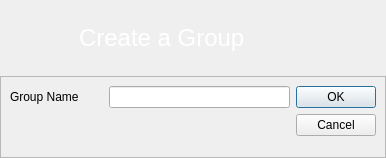
Old version of the form retroshare-gui/src/gui/groups/CreateGroup.ui in the repository RetroShare/RetroShare.
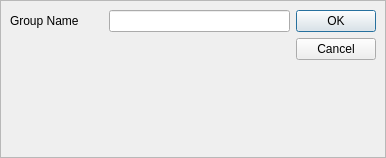
New version of the form. Icons and pictures are not drawn. Custom widgets are drawn as their Qt base class.

Commit message: Added new base class HeaderFrame - image and text at top of the windows.

```diff
--- a/retroshare-gui/src/gui/groups/CreateGroup.ui
+++ b/retroshare-gui/src/gui/groups/CreateGroup.ui
@@ -24,75 +24,7 @@
     <number>0</number>
    </property>
    <item row="0" column="0">
-    <widget class="QFrame" name="frame">
-     <property name="styleSheet">
-      <string notr="true">QFrame#frame{background-image: url(:/images/connect/connectFriendBanner.png);} 
-</string>
-     </property>
-     <property name="frameShape">
-      <enum>QFrame::NoFrame</enum>
-     </property>
-     <property name="frameShadow">
-      <enum>QFrame::Plain</enum>
-     </property>
-     <layout class="QGridLayout" name="gridLayout">
-      <property name="leftMargin">
-       <number>9</number>
-      </property>
-      <property name="topMargin">
-       <number>6</number>
-      </property>
-      <property name="rightMargin">
-       <number>9</number>
-      </property>
-      <property name="bottomMargin">
-       <number>6</number>
-      </property>
-      <item row="0" column="0">
-       <widget class="QLabel" name="label_2">
-        <property name="minimumSize">
-         <size>
-          <width>64</width>
-          <height>64</height>
-         </size>
-        </property>
-        <property name="maximumSize">
-         <size>
-          <width>64</width>
-          <height>64</height>
-         </size>
-        </property>
-        <property name="text">
-         <string/>
-        </property>
-        <property name="pixmap">
-         <pixmap resource="../images.qrc">:/images/user/add_group256.png</pixmap>
-        </property>
-        <property name="scaledContents">
-         <bool>true</bool>
-        </property>
-       </widget>
-      </item>
-      <item row="0" column="1">
-       <widget class="QLabel" name="headerLabel">
-        <property name="font">
-         <font>
-          <pointsize>18</pointsize>
-          <weight>75</weight>
-          <bold>true</bold>
-         </font>
-        </property>
-        <property name="text">
-         <string>&lt;!DOCTYPE HTML PUBLIC &quot;-//W3C//DTD HTML 4.0//EN&quot; &quot;http://www.w3.org/TR/REC-html40/strict.dtd&quot;&gt;
-&lt;html&gt;&lt;head&gt;&lt;meta name=&quot;qrichtext&quot; content=&quot;1&quot; /&gt;&lt;style type=&quot;text/css&quot;&gt;
-p, li { white-space: pre-wrap; }
-&lt;/style&gt;&lt;/head&gt;&lt;body style=&quot; font-family:'MS Shell Dlg 2'; font-size:18pt; font-weight:600; font-style:normal;&quot;&gt;
-&lt;p style=&quot; margin-top:0px; margin-bottom:0px; margin-left:0px; margin-right:0px; -qt-block-indent:0; text-indent:0px;&quot;&gt;&lt;span style=&quot; font-weight:400; color:#ffffff;&quot;&gt;Create a Group&lt;/span&gt;&lt;/p&gt;&lt;/body&gt;&lt;/html&gt;</string>
-        </property>
-       </widget>
-      </item>
-     </layout>
-    </widget>
+    <widget class="HeaderFrame" name="headerFrame"/>
    </item>
    <item row="1" column="0">
     <widget class="QFrame" name="frame_2">
@@ -171,9 +103,15 @@
    </item>
   </layout>
  </widget>
- <resources>
-  <include location="../images.qrc"/>
- </resources>
+ <customwidgets>
+  <customwidget>
+   <class>HeaderFrame</class>
+   <extends>QFrame</extends>
+   <header>gui/common/HeaderFrame.h</header>
+   <container>1</container>
+  </customwidget>
+ </customwidgets>
+ <resources/>
  <connections>
   <connection>
    <sender>buttonBox</sender>
```
The commit also changes 41 other files.
